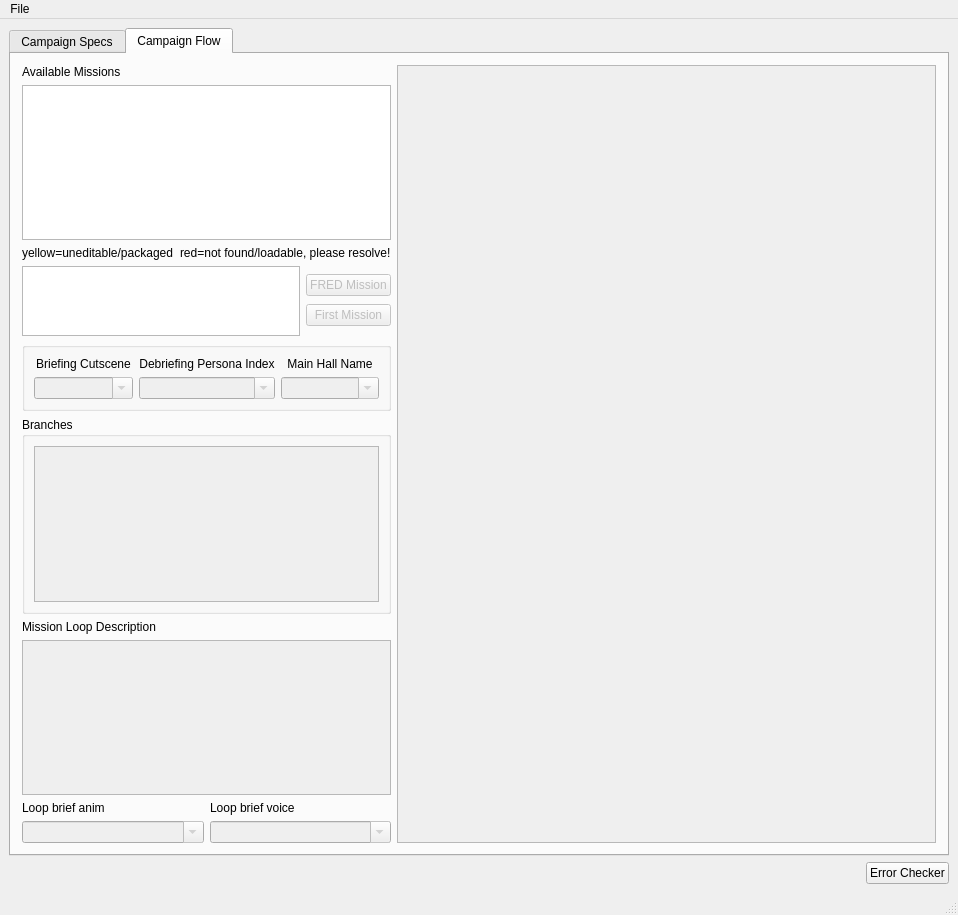
scp-fs2open/fs2open.github.com, file qtfred/ui/CampaignEditorDialog.ui: the form before one commit.
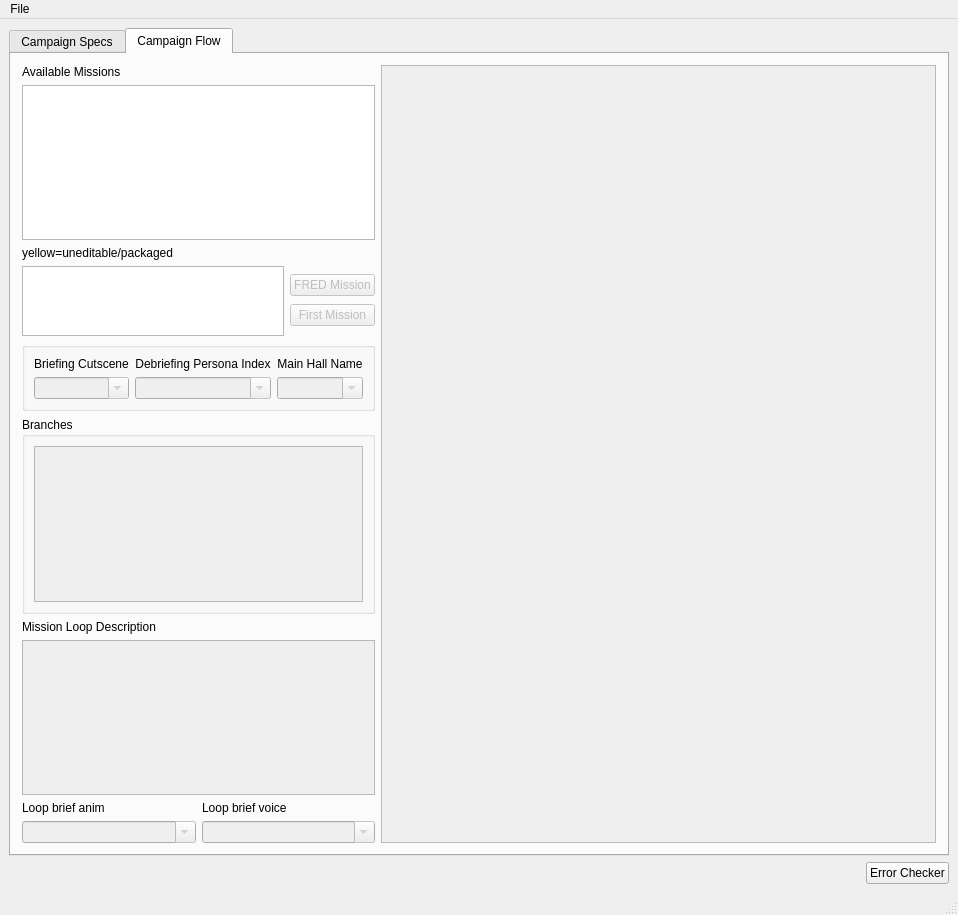
The form after the commit. The open tabs and pages were chosen to show the change. Custom widgets are drawn as their Qt base class.

Commit message: work on available missions list

The edit to the form file:
```diff
--- a/qtfred/ui/CampaignEditorDialog.ui
+++ b/qtfred/ui/CampaignEditorDialog.ui
@@ -177,6 +177,21 @@
             <property name="selectionMode">
              <enum>QAbstractItemView::NoSelection</enum>
             </property>
+            <property name="flow">
+             <enum>QListView::TopToBottom</enum>
+            </property>
+            <property name="resizeMode">
+             <enum>QListView::Adjust</enum>
+            </property>
+            <property name="spacing">
+             <number>0</number>
+            </property>
+            <property name="viewMode">
+             <enum>QListView::IconMode</enum>
+            </property>
+            <property name="wordWrap">
+             <bool>true</bool>
+            </property>
            </widget>
           </item>
           <item>
@@ -188,13 +203,6 @@
               </property>
              </widget>
             </item>
-            <item>
-             <widget class="QLabel" name="missionDescLabel2">
-              <property name="text">
-               <string>red=not found/loadable, please resolve!</string>
-              </property>
-             </widget>
-            </item>
            </layout>
           </item>
           <item>
@@ -408,8 +416,8 @@
             <rect>
              <x>0</x>
              <y>0</y>
-             <width>416</width>
-             <height>544</height>
+             <width>561</width>
+             <height>773</height>
             </rect>
            </property>
           </widget>
```
Left out of the diff: 4 changed lines with no effect on the pictures. The commit also changes 4 other files.
